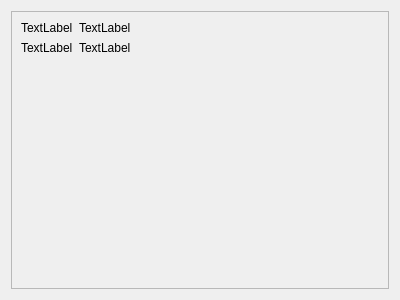
This is rtc_video_render.ui in cddypang/RCRtcDemo as Qt 5 draws it before an edit. The edited form follows.
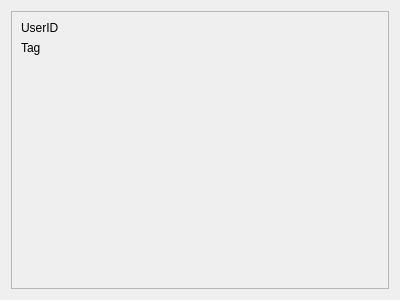
This is the edited form.

What changed in the file:
```diff
--- a/rtc_video_render.ui
+++ b/rtc_video_render.ui
@@ -28,14 +28,14 @@
         <item>
          <widget class="QLabel" name="label_2">
           <property name="text">
-           <string>TextLabel</string>
+           <string>UserID</string>
           </property>
          </widget>
         </item>
         <item>
          <widget class="QLabel" name="label">
           <property name="text">
-           <string>TextLabel</string>
+           <string/>
           </property>
          </widget>
         </item>
@@ -46,14 +46,14 @@
         <item>
          <widget class="QLabel" name="label_4">
           <property name="text">
-           <string>TextLabel</string>
+           <string>Tag</string>
           </property>
          </widget>
         </item>
         <item>
          <widget class="QLabel" name="label_3">
           <property name="text">
-           <string>TextLabel</string>
+           <string/>
           </property>
          </widget>
         </item>
```
Left out of the diff: 4 changed lines with no effect on the pictures.
